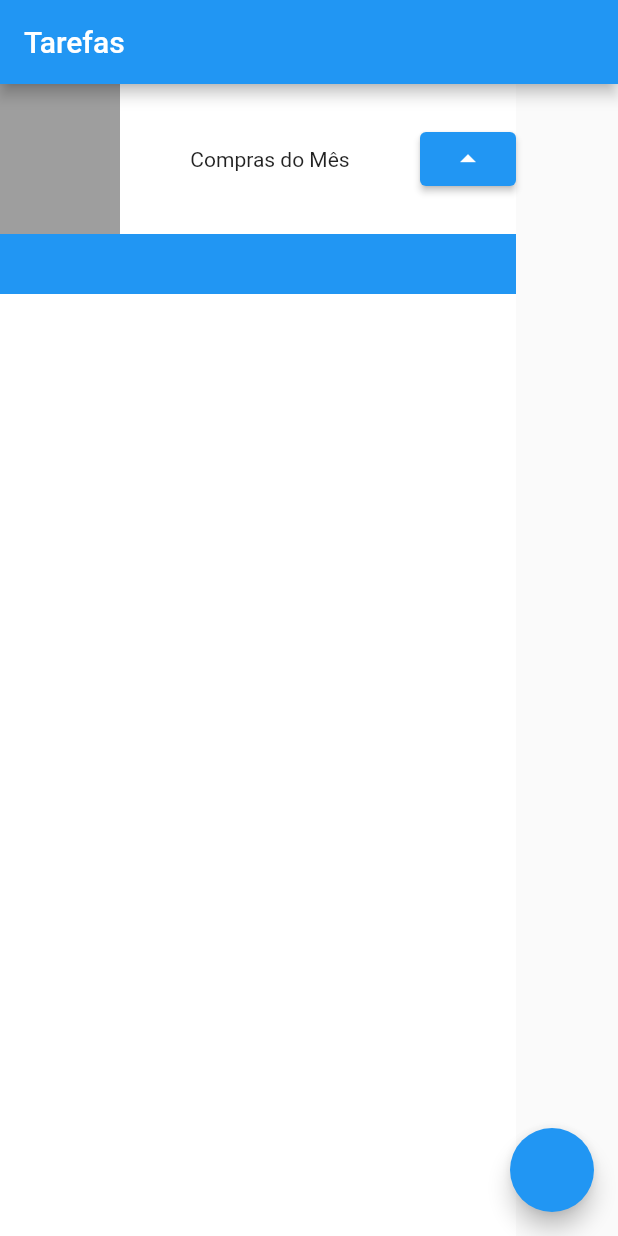
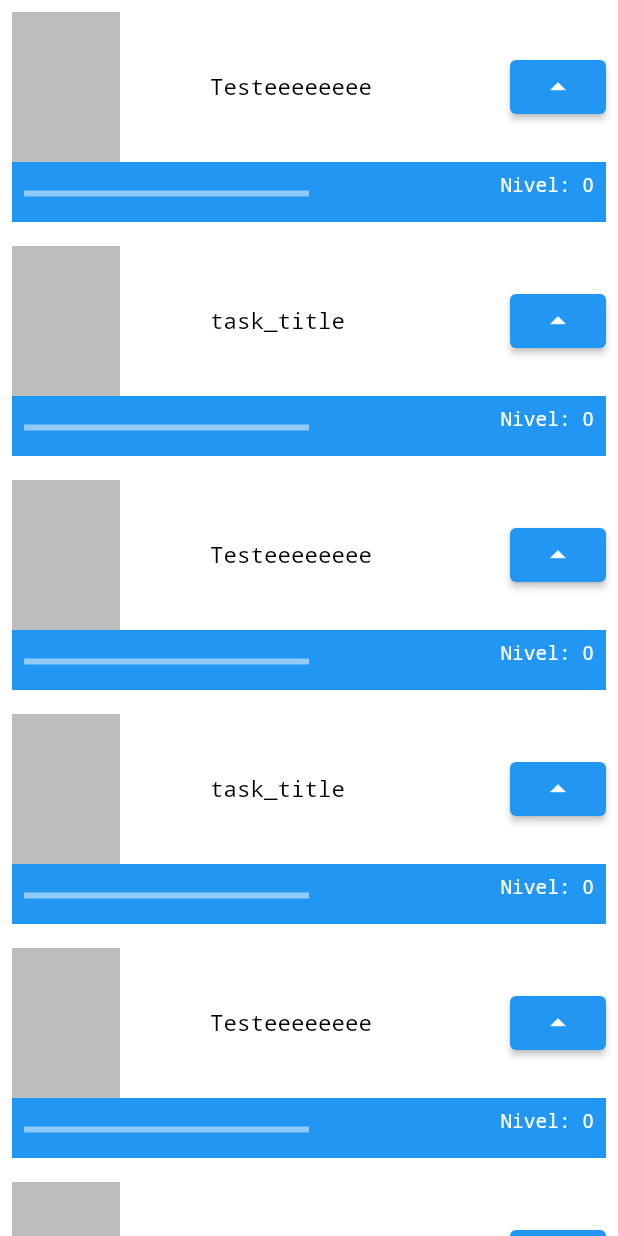
Before and after one commit to JoseCardoso-dev/listinha_de_tarefa_app, a Flutter app: the screen it shows after launch, on a phone screen of 412 x 824 dp. Run offline on Flutter 3.47's test engine with Material 2 defaults, Android fonts, the phone set to English and light mode, and no system bars.

Commit message:
implemented StatefulWidget in display

```diff
--- a/lib/main.dart
+++ b/lib/main.dart
@@ -15,44 +15,115 @@ class MyApp extends StatelessWidget {
         theme: ThemeData(
           primarySwatch: Colors.blue,
         ),
-      home: Scaffold(
-        appBar: AppBar(
-          title: const Text('Tarefas'),
+        home: Container(
+          color: Colors.white,
+          child: ListView(
+            children: [
+              Task("Testeeeeeeee"),
+              Task("task_title"),
+              Task("Testeeeeeeee"),
+              Task("task_title"),
+              Task("Testeeeeeeee"),
+              Task("task_title asdasdasd asdasdasd asdasdas"),
+            ],
           ),
-        body: Container(
-          color: Colors.white,
-          child: Column(children: [
-            Stack(
+        ));
+  }
+}
+
+class Task extends StatefulWidget {
+  final String task_title;
+
+  const Task(this.task_title, {Key? key}) : super(key: key);
+
+  @override
+  State<Task> createState() => _TaskState();
+}
+
+class _TaskState extends State<Task> {
+  int nivel = 0;
+
+  @override
+  Widget build(BuildContext context) {
+    return Padding(
+      padding: const EdgeInsets.all(8.0),
+      child: Container(
+        child: Stack(
           children: [
             Container(
               color: Colors.blue,
-                  width: 344,
               height: 140,
             ),
+            Column(
+              children: [
                 Container(
                   color: Colors.white,
-                  width: 344,
                   height: 100,
                   child: Row(
                     mainAxisAlignment: MainAxisAlignment.spaceBetween,
                     children: [
                       Container(
-                        color: Colors.grey,
-                        width: 80,
+                        color: Colors.black26,
+                        width: 72,
                         height: 100,
                       ),
-                      const Text('Compras do Mês'),
+                      Container(
+                        width: 140,
+                        child: Text(
+                          widget.task_title,
+                          style: const TextStyle(
+                            fontSize: 15,
+                            color: Colors.black,
+                            fontWeight: FontWeight.normal,
+                            decoration: TextDecoration.none,
+                            overflow: TextOverflow.ellipsis,
+                          ),
+                        ),
+                      ),
                       ElevatedButton(
-                          onPressed: () {},
-                          child: const Icon(Icons.arrow_drop_up)),
+                          onPressed: () {
+                            setState(() {
+                              nivel++;
+                            });
+                          },
+                          child: const Icon(Icons.arrow_drop_up))
                     ],
                   ),
+                ),
+                Row(
+                  mainAxisAlignment: MainAxisAlignment.spaceBetween,
+                  crossAxisAlignment: CrossAxisAlignment.end,
+                  children: [
+                    Padding(
+                      padding: const EdgeInsets.all(8.0),
+                      child: Container(
+                        //color: Colors.red,
+                        width: 190,
+                        child: LinearProgressIndicator(
+                          value: nivel / 10,
+                          color: Colors.white,
+                        ),
+                      ),
+                    ),
+                    Padding(
+                      padding: const EdgeInsets.all(8.0),
+                      child: Text(
+                        "Nivel: $nivel",
+                        style: const TextStyle(
+                          fontSize: 13,
+                          color: Colors.white,
+                          fontWeight: FontWeight.normal,
+                          decoration: TextDecoration.none,
+                          overflow: TextOverflow.ellipsis,
+                        ),
+                      ),
+                    ),
+                  ],
+                ),
+              ],
             )
           ],
-            )
-          ]),
         ),
-        floatingActionButton: FloatingActionButton(onPressed: () {}),
       ),
     );
   }
```
Also changed, not shown: 1 other file. Lines whose indentation alone changed are shown as unchanged.
